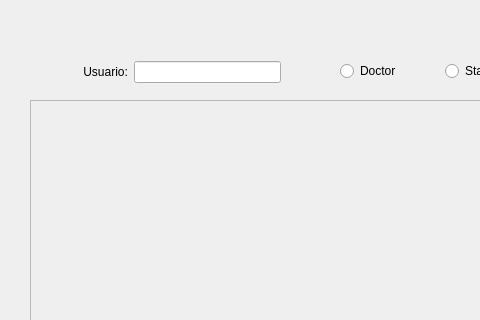
Laloses/Hospital, file eliminarusuarios.ui: the form before one commit; both pictures show x 0 to 480 and y 0 to 320 of the 732 by 518 pixel window.
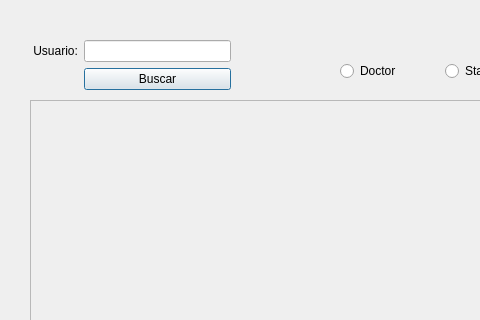
The form after the commit.

Diff of the .ui file:
```diff
--- a/eliminarusuarios.ui
+++ b/eliminarusuarios.ui
@@ -33,8 +33,8 @@
         <rect>
          <x>0</x>
          <y>0</y>
-         <width>657</width>
-         <height>347</height>
+         <width>661</width>
+         <height>351</height>
         </rect>
        </property>
        <layout class="QGridLayout" name="gridLayout_3">
@@ -47,16 +47,19 @@
     </item>
    </layout>
   </widget>
-  <widget class="QWidget" name="">
+  <widget class="QWidget" name="layoutWidget">
    <property name="geometry">
     <rect>
-     <x>80</x>
-     <y>60</y>
+     <x>30</x>
+     <y>40</y>
      <width>201</width>
-     <height>24</height>
+     <height>51</height>
     </rect>
    </property>
    <layout class="QGridLayout" name="gridLayout">
+    <item row="0" column="1">
+     <widget class="QLineEdit" name="lineEdit"/>
+    </item>
     <item row="0" column="0">
      <widget class="QLabel" name="label">
       <property name="text">
@@ -64,12 +67,16 @@
       </property>
      </widget>
     </item>
-    <item row="0" column="1">
-     <widget class="QLineEdit" name="lineEdit"/>
+    <item row="1" column="1">
+     <widget class="QPushButton" name="pushButton">
+      <property name="text">
+       <string>Buscar</string>
+      </property>
+     </widget>
     </item>
    </layout>
   </widget>
-  <widget class="QWidget" name="">
+  <widget class="QWidget" name="layoutWidget">
    <property name="geometry">
     <rect>
      <x>340</x>
```
